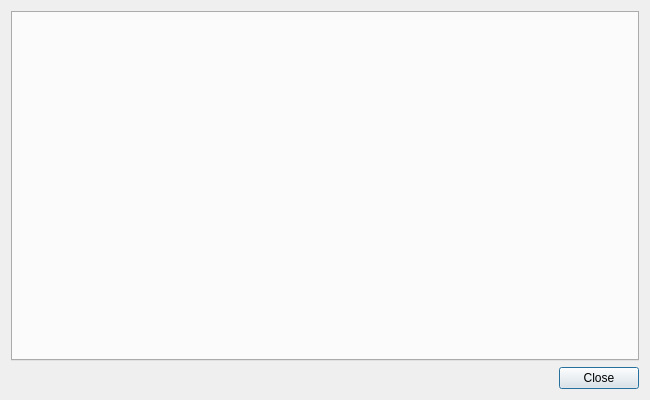
Qt form src/windows/ui/preferences.ui (OpenShot/openshot-qt) before a commit.
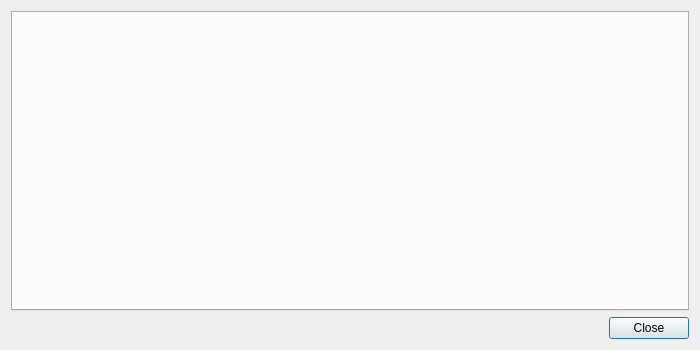
The same form after that commit.

Commit message: Added Playback Audio Device to preferences, and set audio device name on launch. Also fixed a few typos, and widened the preferences window a bit.

Diff of the .ui file:
```diff
--- a/src/windows/ui/preferences.ui
+++ b/src/windows/ui/preferences.ui
@@ -6,14 +6,14 @@
    <rect>
     <x>0</x>
     <y>0</y>
-    <width>650</width>
-    <height>400</height>
+    <width>700</width>
+    <height>350</height>
    </rect>
   </property>
   <property name="minimumSize">
    <size>
-    <width>550</width>
-    <height>400</height>
+    <width>600</width>
+    <height>350</height>
    </size>
   </property>
   <property name="windowTitle">
```
The commit also changes 4 other files.
